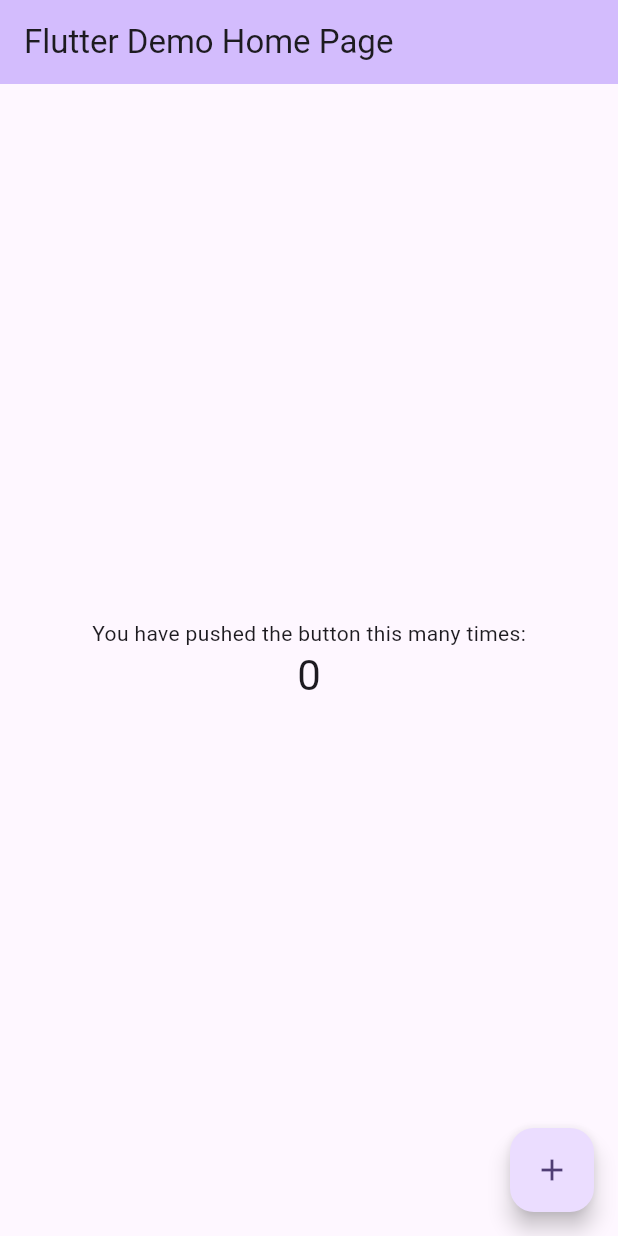
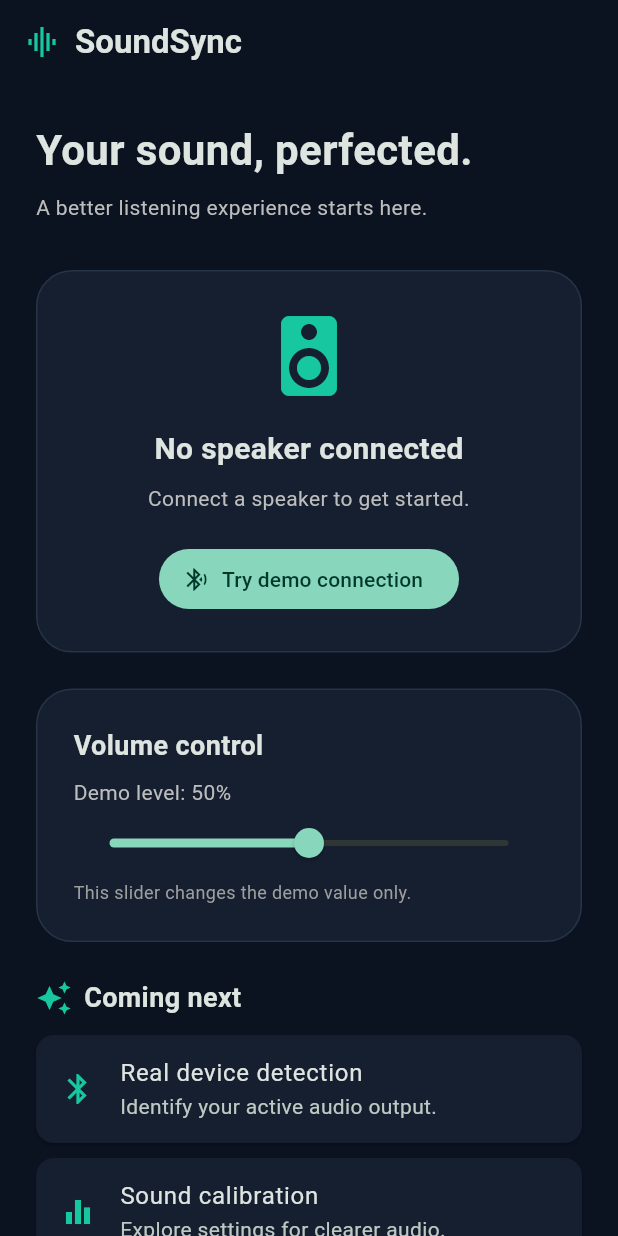
Before and after one commit to 18721-ph/soundsync, a Flutter app: the screen it shows after launch, on a phone screen of 412 x 824 dp. Run offline on Flutter 3.47's test engine with Material 3 defaults, Android fonts, the phone set to English and light mode, and no system bars.

Commit message:
changed the main.dart scriot

```diff
--- a/lib/main.dart
+++ b/lib/main.dart
@@ -1,122 +1,240 @@
+
 import 'package:flutter/material.dart';
 
 void main() {
-  runApp(const MyApp());
+  runApp(const SoundSyncApp());
 }
 
-class MyApp extends StatelessWidget {
-  const MyApp({super.key});
+class SoundSyncApp extends StatelessWidget {
+  const SoundSyncApp({super.key});
 
-  // This widget is the root of your application.
   @override
   Widget build(BuildContext context) {
     return MaterialApp(
-      title: 'Flutter Demo',
+      title: 'SoundSync',
+      debugShowCheckedModeBanner: false,
       theme: ThemeData(
-        // This is the theme of your application.
-        //
-        // TRY THIS: Try running your application with "flutter run". You'll see
-        // the application has a purple toolbar. Then, without quitting the app,
-        // try changing the seedColor in the colorScheme below to Colors.green
-        // and then invoke "hot reload" (save your changes or press the "hot
-        // reload" button in a Flutter-supported IDE, or press "r" if you used
-        // the command line to start the app).
-        //
-        // Notice that the counter didn't reset back to zero; the application
-        // state is not lost during the reload. To reset the state, use hot
-        // restart instead.
-        //
-        // This works for code too, not just values: Most code changes can be
-        // tested with just a hot reload.
-        colorScheme: .fromSeed(seedColor: Colors.deepPurple),
+        brightness: Brightness.dark,
+        scaffoldBackgroundColor: const Color(0xFF0B1220),
+        colorScheme: ColorScheme.fromSeed(
+          seedColor: const Color(0xFF16C7A0),
+          brightness: Brightness.dark,
+        ),
+        useMaterial3: true,
       ),
-      home: const MyHomePage(title: 'Flutter Demo Home Page'),
+      home: const SoundSyncHome(),
     );
   }
 }
 
-class MyHomePage extends StatefulWidget {
-  const MyHomePage({super.key, required this.title});
-
-  // This widget is the home page of your application. It is stateful, meaning
-  // that it has a State object (defined below) that contains fields that affect
-  // how it looks.
-
-  // This class is the configuration for the state. It holds the values (in this
-  // case the title) provided by the parent (in this case the App widget) and
-  // used by the build method of the State. Fields in a Widget subclass are
-  // always marked "final".
-
-  final String title;
+class SoundSyncHome extends StatefulWidget {
+  const SoundSyncHome({super.key});
 
   @override
-  State<MyHomePage> createState() => _MyHomePageState();
+  State<SoundSyncHome> createState() => _SoundSyncHomeState();
 }
 
-class _MyHomePageState extends State<MyHomePage> {
-  int _counter = 0;
-
-  void _incrementCounter() {
-    setState(() {
-      // This call to setState tells the Flutter framework that something has
-      // changed in this State, which causes it to rerun the build method below
-      // so that the display can reflect the updated values. If we changed
-      // _counter without calling setState(), then the build method would not be
-      // called again, and so nothing would appear to happen.
-      _counter++;
-    });
-  }
+class _SoundSyncHomeState extends State<SoundSyncHome> {
+  double volume = 50;
+  bool isConnected = false;
 
   @override
   Widget build(BuildContext context) {
-    // This method is rerun every time setState is called, for instance as done
-    // by the _incrementCounter method above.
-    //
-    // The Flutter framework has been optimized to make rerunning build methods
-    // fast, so that you can just rebuild anything that needs updating rather
-    // than having to individually change instances of widgets.
     return Scaffold(
       appBar: AppBar(
-        // TRY THIS: Try changing the color here to a specific color (to
-        // Colors.amber, perhaps?) and trigger a hot reload to see the AppBar
-        // change color while the other colors stay the same.
-        backgroundColor: Theme.of(context).colorScheme.inversePrimary,
-        // Here we take the value from the MyHomePage object that was created by
-        // the App.build method, and use it to set our appbar title.
-        title: Text(widget.title),
-      ),
-      body: Center(
-        // Center is a layout widget. It takes a single child and positions it
-        // in the middle of the parent.
-        child: Column(
-          // Column is also a layout widget. It takes a list of children and
-          // arranges them vertically. By default, it sizes itself to fit its
-          // children horizontally, and tries to be as tall as its parent.
-          //
-          // Column has various properties to control how it sizes itself and
-          // how it positions its children. Here we use mainAxisAlignment to
-          // center the children vertically; the main axis here is the vertical
-          // axis because Columns are vertical (the cross axis would be
-          // horizontal).
-          //
-          // TRY THIS: Invoke "debug painting" (choose the "Toggle Debug Paint"
-          // action in the IDE, or press "p" in the console), to see the
-          // wireframe for each widget.
-          mainAxisAlignment: .center,
+        backgroundColor: const Color(0xFF0B1220),
+        title: const Row(
           children: [
-            const Text('You have pushed the button this many times:'),
+            Icon(Icons.graphic_eq, color: Color(0xFF16C7A0)),
+            SizedBox(width: 10),
             Text(
-              '$_counter',
-              style: Theme.of(context).textTheme.headlineMedium,
+              'SoundSync',
+              style: TextStyle(fontWeight: FontWeight.bold),
             ),
           ],
         ),
       ),
-      floatingActionButton: FloatingActionButton(
-        onPressed: _incrementCounter,
-        tooltip: 'Increment',
-        child: const Icon(Icons.add),
+      body: SafeArea(
+        child: SingleChildScrollView(
+          padding: const EdgeInsets.all(24),
+          child: Column(
+            crossAxisAlignment: CrossAxisAlignment.start,
+            children: [
+              const Text(
+                'Your sound, perfected.',
+                style: TextStyle(
+                  fontSize: 28,
+                  fontWeight: FontWeight.bold,
+                ),
+              ),
+              const SizedBox(height: 8),
+              Text(
+                'A better listening experience starts here.',
+                style: TextStyle(color: Colors.grey.shade400),
+              ),
+              const SizedBox(height: 32),
+
+              Container(
+                width: double.infinity,
+                padding: const EdgeInsets.all(24),
+                decoration: BoxDecoration(
+                  color: const Color(0xFF151F30),
+                  borderRadius: BorderRadius.circular(24),
+                  border: Border.all(color: const Color(0xFF263448)),
+                ),
+                child: Column(
+                  children: [
+                    const Icon(
+                      Icons.speaker_rounded,
+                      size: 64,
+                      color: Color(0xFF16C7A0),
+                    ),
+                    const SizedBox(height: 16),
+                    Text(
+                      isConnected
+                          ? 'Demo speaker connected'
+                          : 'No speaker connected',
+                      style: const TextStyle(
+                        fontSize: 20,
+                        fontWeight: FontWeight.w600,
+                      ),
+                    ),
+                    const SizedBox(height: 8),
+                    Text(
+                      isConnected
+                          ? 'This is a simulated connection.'
+                          : 'Connect a speaker to get started.',
+                      textAlign: TextAlign.center,
+                      style: TextStyle(color: Colors.grey.shade400),
+                    ),
+                    const SizedBox(height: 20),
+                    FilledButton.icon(
+                      onPressed: () {
+                        setState(() {
+                          isConnected = !isConnected;
+                        });
+                      },
+                      icon: Icon(
+                        isConnected
+                            ? Icons.bluetooth_disabled
+                            : Icons.bluetooth_searching,
+                      ),
+                      label: Text(
+                        isConnected ? 'Disconnect demo' : 'Try demo connection',
+                      ),
+                    ),
+                  ],
+                ),
+              ),
+
+              const SizedBox(height: 24),
+
+              Container(
+                width: double.infinity,
+                padding: const EdgeInsets.all(24),
+                decoration: BoxDecoration(
+                  color: const Color(0xFF151F30),
+                  borderRadius: BorderRadius.circular(24),
+                  border: Border.all(color: const Color(0xFF263448)),
+                ),
+                child: Column(
+                  crossAxisAlignment: CrossAxisAlignment.start,
+                  children: [
+                    const Text(
+                      'Volume control',
+                      style: TextStyle(
+                        fontSize: 18,
+                        fontWeight: FontWeight.bold,
+                      ),
+                    ),
+                    const SizedBox(height: 8),
+                    Text(
+                      'Demo level: ${volume.round()}%',
+                      style: TextStyle(color: Colors.grey.shade400),
+                    ),
+                    Slider(
+                      value: volume,
+                      min: 0,
+                      max: 100,
+                      divisions: 100,
+                      label: '${volume.round()}%',
+                      onChanged: (newVolume) {
+                        setState(() {
+                          volume = newVolume;
+                        });
+                      },
+                    ),
+                    Text(
+                      'This slider changes the demo value only.',
+                      style: TextStyle(
+                        fontSize: 12,
+                        color: Colors.grey.shade500,
+                      ),
+                    ),
+                  ],
+                ),
+              ),
+
+              const SizedBox(height: 24),
+
+              const Row(
+                children: [
+                  Icon(Icons.auto_awesome, color: Color(0xFF16C7A0)),
+                  SizedBox(width: 8),
+                  Text(
+                    'Coming next',
+                    style: TextStyle(
+                      fontSize: 18,
+                      fontWeight: FontWeight.bold,
+                    ),
+                  ),
+                ],
+              ),
+              const SizedBox(height: 12),
+              _FeatureTile(
+                icon: Icons.bluetooth,
+                title: 'Real device detection',
+                subtitle: 'Identify your active audio output.',
+              ),
+              _FeatureTile(
+                icon: Icons.equalizer,
+                title: 'Sound calibration',
+                subtitle: 'Explore settings for clearer audio.',
+              ),
+              _FeatureTile(
+                icon: Icons.bookmark_outline,
+                title: 'Saved speaker profiles',
+                subtitle: 'Keep your preferred settings.',
+              ),
+            ],
+          ),
+        ),
       ),
     );
   }
 }
+
+class _FeatureTile extends StatelessWidget {
+  const _FeatureTile({
+    required this.icon,
+    required this.title,
+    required this.subtitle,
+  });
+
+  final IconData icon;
+  final String title;
+  final String subtitle;
+
+  @override
+  Widget build(BuildContext context) {
+    return Card(
+      color: const Color(0xFF151F30),
+      margin: const EdgeInsets.only(bottom: 10),
+      child: ListTile(
+        leading: Icon(icon, color: const Color(0xFF16C7A0)),
+        title: Text(title),
+        subtitle: Text(subtitle),
+      ),
+    );
+  }
+}
```
